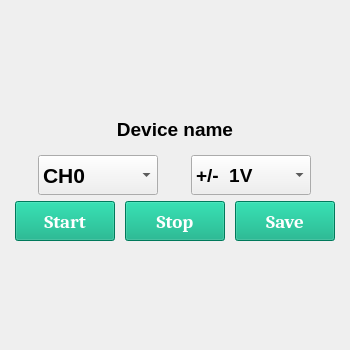
zlmturnout/REXS_SCANControl, file UI/UI_ADC_widget.ui: the form before one commit.
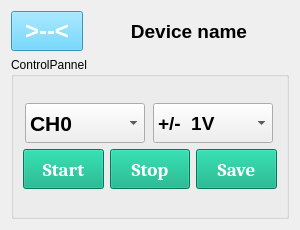
The form after the commit.

Commit message: update monitors and adc widget

The edit to the form file:
```diff
--- a/UI/UI_ADC_widget.ui
+++ b/UI/UI_ADC_widget.ui
@@ -6,14 +6,14 @@
    <rect>
     <x>0</x>
     <y>0</y>
-    <width>350</width>
-    <height>350</height>
+    <width>300</width>
+    <height>230</height>
    </rect>
   </property>
   <property name="minimumSize">
    <size>
-    <width>350</width>
-    <height>350</height>
+    <width>300</width>
+    <height>230</height>
    </size>
   </property>
   <property name="windowTitle">
@@ -21,7 +21,64 @@
   </property>
   <layout class="QGridLayout" name="gridLayout">
    <item row="0" column="0">
-    <layout class="QVBoxLayout" name="verticalLayout_2">
+    <layout class="QVBoxLayout" name="verticalLayout_3">
+     <item>
+      <layout class="QVBoxLayout" name="verticalLayout_plot"/>
+     </item>
+     <item>
+      <layout class="QHBoxLayout" name="horizontalLayout_3">
+       <item>
+        <widget class="QPushButton" name="Details_btn">
+         <property name="sizePolicy">
+          <sizepolicy hsizetype="Fixed" vsizetype="Fixed">
+           <horstretch>0</horstretch>
+           <verstretch>0</verstretch>
+          </sizepolicy>
+         </property>
+         <property name="minimumSize">
+          <size>
+           <width>50</width>
+           <height>30</height>
+          </size>
+         </property>
+         <property name="maximumSize">
+          <size>
+           <width>100</width>
+           <height>40</height>
+          </size>
+         </property>
+         <property name="font">
+          <font>
+           <family>Arial</family>
+           <pointsize>18</pointsize>
+           <bold>true</bold>
+          </font>
+         </property>
+         <property name="layoutDirection">
+          <enum>Qt::LeftToRight</enum>
+         </property>
+         <property name="styleSheet">
+          <string notr="true">QPushButton{background-color: rgb(76, 207, 255);selection-color: rgb(255, 85, 127);
+color: rgb(255, 255, 255);}
+
+QPushButton:hover{background-color:rgb(0, 170, 255);}
+
+QPushButton:pressed{background-color:rgb(255, 91, 58);}</string>
+         </property>
+         <property name="text">
+          <string>&gt;--&lt;</string>
+         </property>
+         <property name="autoDefault">
+          <bool>false</bool>
+         </property>
+         <property name="default">
+          <bool>false</bool>
+         </property>
+         <property name="flat">
+          <bool>false</bool>
+         </property>
+        </widget>
+       </item>
      <item>
       <widget class="QLabel" name="Device_label">
        <property name="sizePolicy">
@@ -32,8 +89,8 @@
        </property>
        <property name="minimumSize">
         <size>
-         <width>251</width>
-         <height>40</height>
+           <width>200</width>
+           <height>20</height>
         </size>
        </property>
        <property name="maximumSize">
@@ -175,9 +232,14 @@
        </property>
       </widget>
      </item>
-     <item>
-      <layout class="QVBoxLayout" name="verticalLayout_plot"/>
+      </layout>
      </item>
+     <item>
+      <widget class="QGroupBox" name="Details_box">
+       <property name="title">
+        <string>ControlPannel</string>
+       </property>
+       <layout class="QVBoxLayout" name="verticalLayout_2">
      <item>
       <layout class="QVBoxLayout" name="verticalLayout">
        <item>
@@ -490,6 +552,9 @@
         </layout>
        </item>
       </layout>
+        </item>
+       </layout>
+      </widget>
      </item>
     </layout>
    </item>
```
Lines whose indentation alone changed are shown as unchanged. The commit also changes 6 other files.
